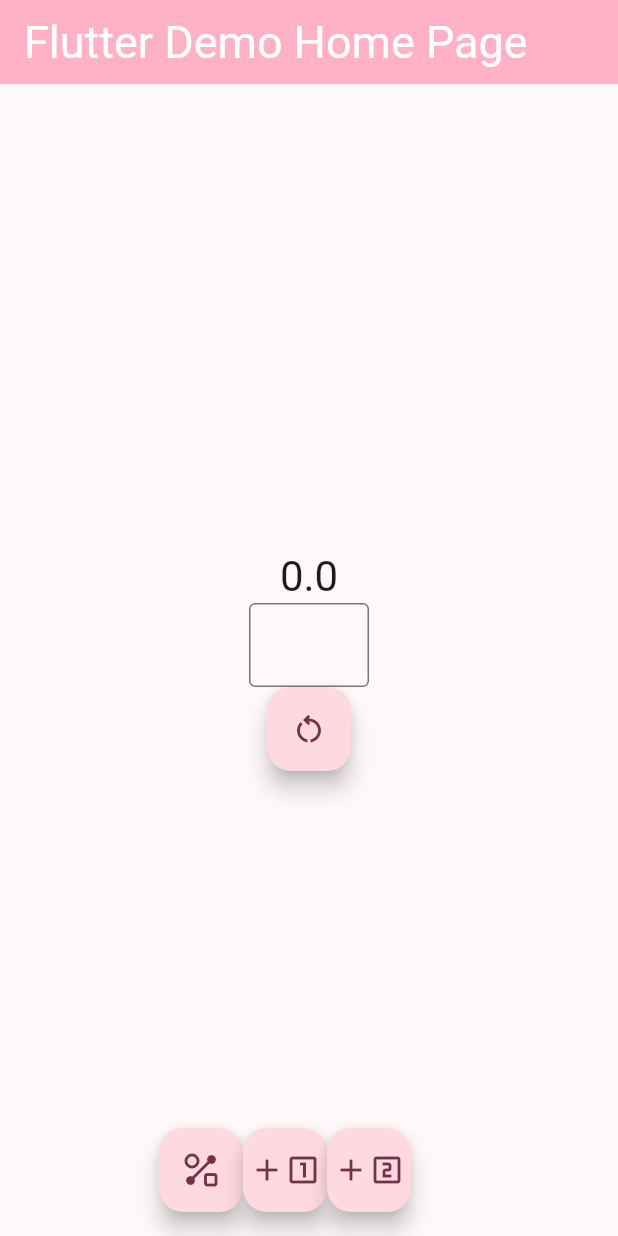
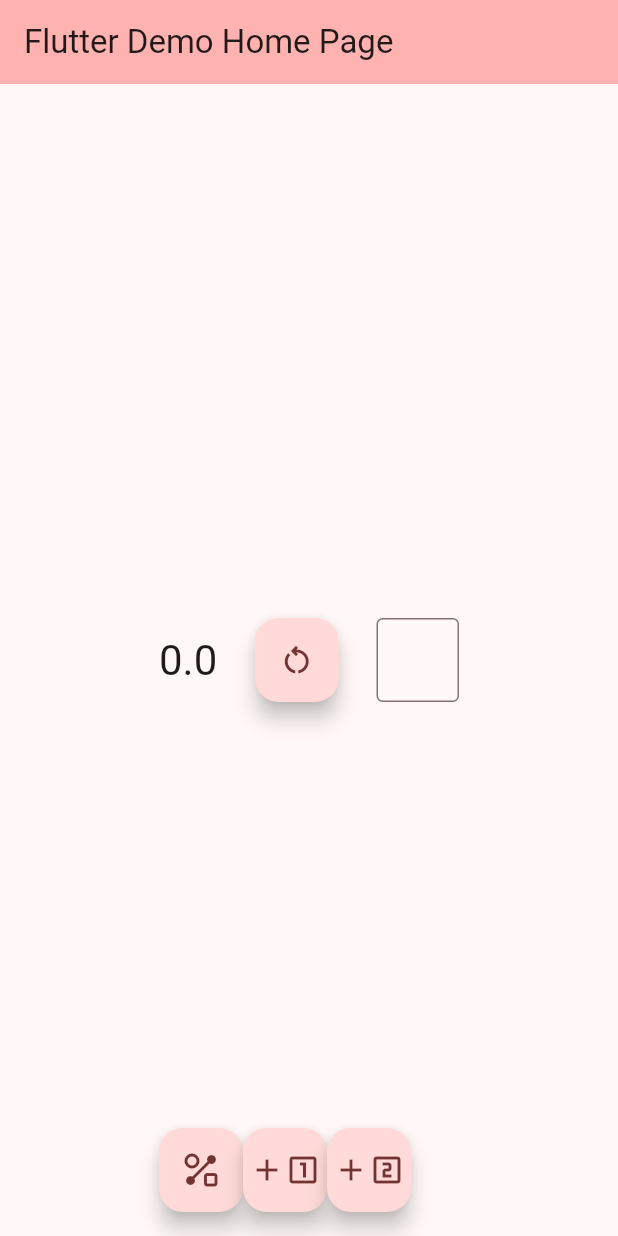
Before and after one commit to GFerhat/flutter_counter_app, a Flutter app: the screen it shows after launch, on a phone screen of 412 x 824 dp. Run offline on Flutter 3.47's test engine with Material 3 defaults, Android fonts, the phone set to English and light mode, and no system bars.

Commit message:
Fix class name casing and update layout constraints in DecimalInputField

```diff
--- a/lib/ConstrainedBoxClass.dart
+++ b/lib/ConstrainedBoxClass.dart
@@ -2,25 +2,25 @@ import 'package:flutter/material.dart';
 import 'package:flutter/services.dart';
 import 'dart:math';
 
-class decimalInputField extends StatefulWidget {
+class DecimalInputField extends StatefulWidget {
   final double numberToBeRounded;
-  final Function(double) setResult;
-  const decimalInputField({
+  final void Function(double) setResult;
+  const DecimalInputField({
     super.key,
     required this.numberToBeRounded,
     required this.setResult,
   });
   @override
-  State<decimalInputField> createState() => _decimalInputFieldState();
+  State<DecimalInputField> createState() => _DecimalInputFieldState();
 }
 
-class _decimalInputFieldState extends State<decimalInputField> {
+class _DecimalInputFieldState extends State<DecimalInputField> {
   final TextEditingController _controller = TextEditingController();
 
   @override
   Widget build(BuildContext context) {
     return ConstrainedBox(
-      constraints: BoxConstraints(maxWidth: 80),
+      constraints: BoxConstraints(maxWidth: 55),
       child: TextField(
         controller: _controller,
         onEditingComplete: () {
--- a/lib/main.dart
+++ b/lib/main.dart
@@ -32,7 +32,7 @@ class MyApp extends StatelessWidget {
         // This works for code too, not just values: Most code changes can be
         // tested with just a hot reload.
         colorScheme: ColorScheme.fromSeed(
-          seedColor: const Color.fromARGB(255, 0, 0, 0),
+          seedColor: const Color.fromARGB(255, 188, 93, 93),
         ),
       ),
       home: const MyHomePage(title: 'Flutter Demo Home Page'),
@@ -112,14 +112,12 @@ class _MyHomePageState extends State<MyHomePage> {
         // Here we take the value from the MyHomePage object that was created by
         // the App.build method, and use it to set our appbar title.
         title: Text(widget.title),
-        titleTextStyle: TextStyle(fontSize: 30),
       ),
       body: Center(
-        child: Padding(
-          padding: const EdgeInsets.all(0),
-          // Center is a layout widget. It takes a single child and positions it
-          // in the middle of the parent.
-          child: Column(
+        child: SizedBox(
+          height: 200,
+          width: 200,
+          child: Row(
             // Column is also a layout widget. It takes a list of children and
             // arranges them vertically. By default, it sizes itself to fit its
             // children horizontally, and tries to be as tall as its parent.
@@ -133,21 +131,21 @@ class _MyHomePageState extends State<MyHomePage> {
             // TRY THIS: Invoke "debug painting" (choose the "Toggle Debug Paint"
             // action in the IDE, or press "p" in the console), to see the
             // wireframe for each widget.
-            mainAxisAlignment: MainAxisAlignment.center,
+            mainAxisAlignment: MainAxisAlignment.spaceBetween,
             mainAxisSize: MainAxisSize.min,
             children: <Widget>[
               Text(
                 '$_counter',
                 style: Theme.of(context).textTheme.headlineMedium,
               ),
-              decimalInputField(
-                numberToBeRounded: _counter,
-                setResult: _setCounter,
-              ),
               FloatingActionButton(
                 onPressed: _resetCounter,
                 tooltip: 'Reset the counter',
                 child: const Icon(Icons.restart_alt_outlined),
+              ),
+              DecimalInputField(
+                numberToBeRounded: _counter,
+                setResult: _setCounter,
               ),
             ],
           ),
```
